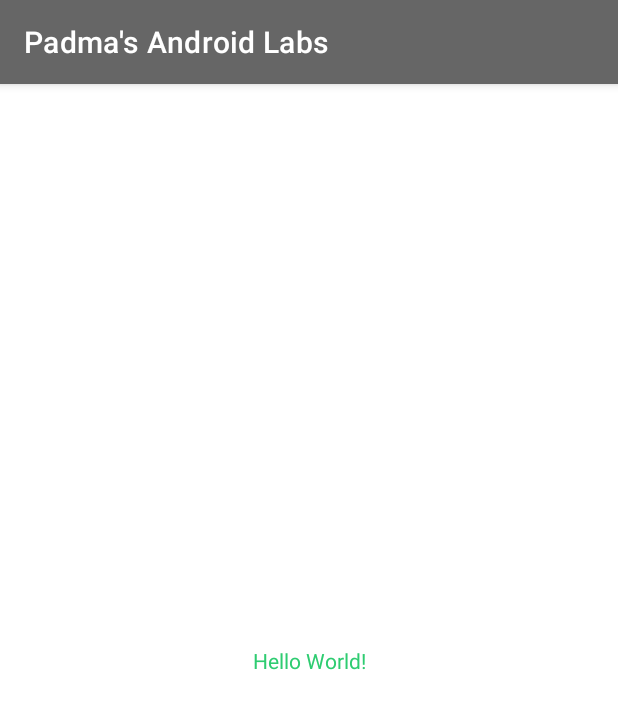
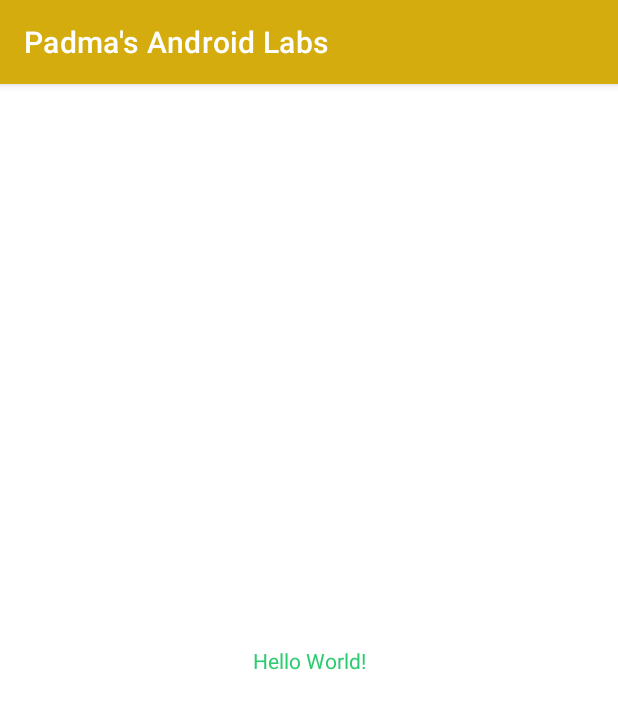
Before and after one commit to padma2code/PadmasAndroidLabs, an Android app: the screen it shows after launch (MainActivity), on a phone screen of 412 x 824 dp. Shown: the top 709 px of the screen. Run offline under Robolectric (Android 15) with nearby library versions, the phone set to English and light mode, and no system bars.

```diff
--- a/app/src/main/res/values/colors.xml
+++ b/app/src/main/res/values/colors.xml
@@ -1,6 +1,6 @@
 <?xml version="1.0" encoding="utf-8"?>
 <resources>
-    <color name="my_primary">#FF666666</color>
+    <color name="my_primary">#D4AC0D</color>
     <color name="my_secondary">#66FFFF</color>
     <color name="my_statusbar">#DC7633</color>
     <color name="my_text">#2ECC71</color>
```
